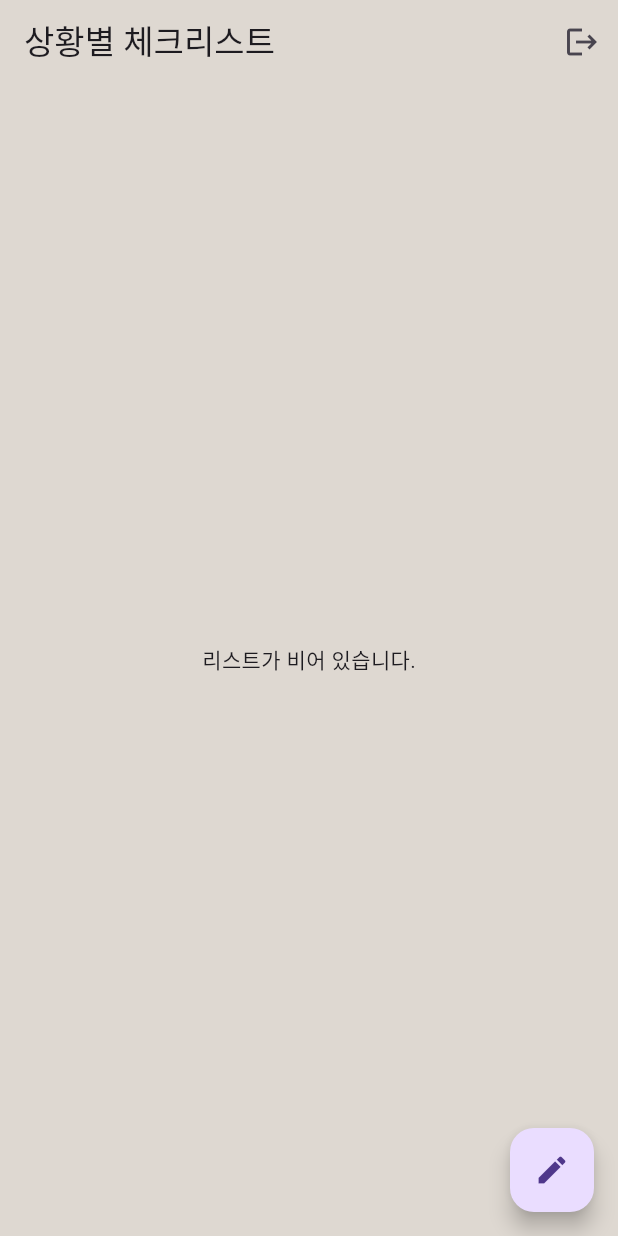
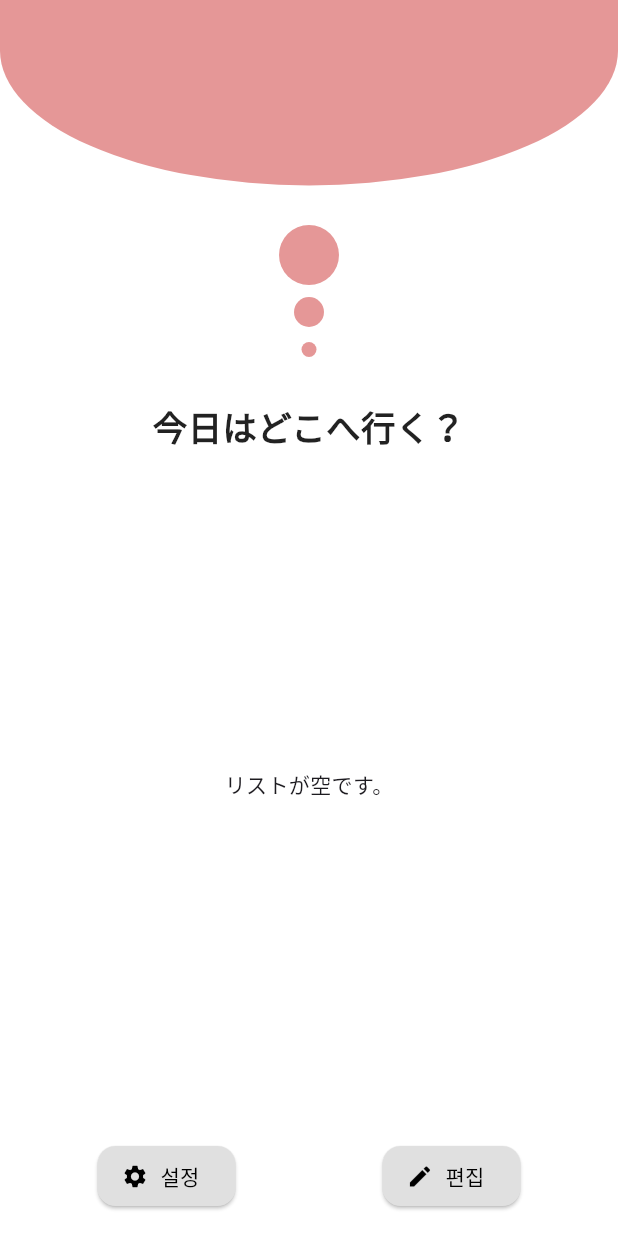
Before and after one commit to hwacho9/wasurenai, a Flutter app: the HomeView screen opened directly, on a phone screen of 412 x 824 dp. Run offline on Flutter 3.47's test engine with Material 3 defaults, Android fonts, the phone set to English and light mode, and no system bars; our stand-ins replace cloud_firestore, firebase_auth, firebase_core, flutter_card_swiper; accounts and stored records are empty.

Commit message:
style:home view

```diff
--- a/lib/data/colors.dart
+++ b/lib/data/app_colors.dart
@@ -4,6 +4,7 @@ class AppColors {
   static const primarySwatch = Colors.blue;
   static const scaffoldBackground = Color.fromARGB(255, 222, 216, 209);
   static const appBarBackground = Color.fromARGB(255, 222, 216, 209);
+  static const Color lightRed = Color.fromARGB(255, 229, 151, 151);
   static const cardBackground = Colors.white;
   static const cardShadow =
       Color.fromRGBO(0, 0, 0, 0.2); // Adjust opacity as needed
--- a/lib/main.dart
+++ b/lib/main.dart
@@ -1,12 +1,13 @@
 import 'package:firebase_core/firebase_core.dart';
 import 'package:flutter/material.dart';
 import 'package:provider/provider.dart';
-import 'package:wasurenai/data/colors.dart';
+import 'package:wasurenai/data/app_colors.dart';
 import 'package:wasurenai/firebase_options.dart';
 import 'package:wasurenai/provider/auth_provider.dart';
 import 'package:wasurenai/splash_view.dart';
 import 'package:wasurenai/viewmodels/edit_item_view_model.dart';
 import 'package:wasurenai/viewmodels/edit_situations_view_model.dart';
+import 'package:wasurenai/viewmodels/home_view_model.dart';
 import 'package:wasurenai/viewmodels/item_list_view_model.dart';
 import 'package:wasurenai/viewmodels/login_view_model.dart';
 import 'package:wasurenai/viewmodels/signup_view_model.dart';
@@ -27,6 +28,7 @@ class MyApp extends StatelessWidget {
         ChangeNotifierProvider(create: (_) => AuthProvider()),
         ChangeNotifierProvider(create: (_) => LoginViewModel()),
         ChangeNotifierProvider(create: (_) => SignupViewModel()),
+        ChangeNotifierProvider(create: (_) => HomeViewModel()),
         ChangeNotifierProvider(create: (_) => EditSituationsViewModel()),
         ChangeNotifierProvider(create: (_) => EditItemViewModel()),
         ChangeNotifierProvider(create: (_) => ItemListViewModel()),
--- a/lib/screens/home_view.dart
+++ b/lib/screens/home_view.dart
@@ -1,68 +1,93 @@
+import 'package:firebase_auth/firebase_auth.dart';
 import 'package:flutter/material.dart';
 import 'package:provider/provider.dart';
-import 'package:cloud_firestore/cloud_firestore.dart';
-import 'package:firebase_auth/firebase_auth.dart';
-import 'package:wasurenai/screens/edit_situations_view.dart';
-import 'package:wasurenai/screens/item_list_screen.dart';
+import 'package:wasurenai/data/app_colors.dart';
 import '../../models/situation.dart';
+import '../../viewmodels/home_view_model.dart';
+import 'edit_situations_view.dart';
+import 'item_list_screen.dart';
 import '../../widgets/custom_list_tile.dart';
 
 class HomeView extends StatelessWidget {
   @override
   Widget build(BuildContext context) {
     final user = FirebaseAuth.instance.currentUser;
-    String? uid = user?.uid;
+
+    final viewModel = Provider.of<HomeViewModel>(context);
 
     if (user == null) {
-      return Center(child: Text('로그인되어 있지 않습니다.'));
+      return const Center(child: Text('로그인되어 있지 않습니다.'));
     }
 
     return Scaffold(
-      appBar: AppBar(
-        automaticallyImplyLeading: false,
-        title: Text('상황별 체크리스트'),
-        actions: [
-          IconButton(
-            icon: Icon(Icons.logout),
-            onPressed: () async {
-              await FirebaseAuth.instance.signOut();
-              Navigator.pushReplacementNamed(context, '/splash');
-            },
+      backgroundColor: Colors.white,
+      body: Stack(
+        children: [
+          // 상단 배경
+          Container(
+            height: MediaQuery.of(context).size.height * 0.15,
+            decoration: BoxDecoration(
+              color: AppColors.lightRed,
+              borderRadius: BorderRadius.vertical(
+                bottom:
+                    Radius.elliptical(MediaQuery.of(context).size.width, 180),
+              ),
+            ),
+          ),
+          Column(
+            children: [
+              const SizedBox(height: 150), // 상태바 높이 조정
+              // 상단 텍스트와 장식
+              const Column(
+                children: [
+                  CircleAvatar(
+                    radius: 20,
+                    backgroundColor: AppColors.lightRed,
+                  ),
+                  SizedBox(height: 8),
+                  CircleAvatar(
+                    radius: 10,
+                    backgroundColor: AppColors.lightRed,
+                  ),
+                  SizedBox(height: 10),
+                  CircleAvatar(
+                    radius: 5,
+                    backgroundColor: AppColors.lightRed,
+                  ),
+                  SizedBox(height: 30),
+                  Text(
+                    '今日はどこへ行く？',
+                    style: TextStyle(
+                      fontSize: 23,
+                      fontWeight: FontWeight.bold,
+                      color: Colors.black87,
+                    ),
                   ),
                 ],
               ),
-      body: StreamBuilder<QuerySnapshot>(
-        stream: FirebaseFirestore.instance
-            .collection('Users')
-            .doc(user.uid)
-            .collection('situations')
-            .snapshots(),
+              // 리스트뷰
+              Expanded(
+                child: StreamBuilder<List<Situation>>(
+                  stream: viewModel.fetchSituations(user.uid),
                   builder: (context, snapshot) {
                     if (snapshot.connectionState == ConnectionState.waiting) {
-            return Center(child: CircularProgressIndicator());
+                      return const Center(child: CircularProgressIndicator());
                     }
-          if (!snapshot.hasData || snapshot.data!.docs.isEmpty) {
-            return Center(child: Text('리스트가 비어 있습니다.'));
+                    if (!snapshot.hasData || snapshot.data!.isEmpty) {
+                      return const Center(child: Text('リストが空です。'));
                     }
 
-          final situations = snapshot.data!.docs.map((doc) {
-            final data = doc.data() as Map<String, dynamic>;
-            return Situation(
-              name: data['name'],
-              items: (data['items'] as List<dynamic>)
-                  .map((item) => Item(
-                        name: item['name'],
-                        location: item['location'],
-                      ))
-                  .toList(),
-            );
-          }).toList();
+                    final situations = snapshot.data!;
 
                     return ListView.builder(
                       itemCount: situations.length,
                       itemBuilder: (context, index) {
                         final situation = situations[index];
-              return CustomListTile(
+                        return Padding(
+                          padding: const EdgeInsets.symmetric(
+                              horizontal: 16.0, vertical: 8.0),
+                          child: CustomListTile(
+                            color: AppColors.scaffoldBackground,
                             title: situation.name,
                             subtitle: '',
                             showSwitch: false,
@@ -72,24 +97,62 @@ class HomeView extends StatelessWidget {
                                 MaterialPageRoute(
                                   builder: (context) => ItemListScreen(
                                     situation: situation,
-                        userId: uid!,
+                                    userId: user.uid,
                                   ),
+                                ),
+                              );
+                            },
                           ),
                         );
                       },
                     );
                   },
-          );
+                ),
+              ),
+              // 하단 버튼
+              Padding(
+                padding: const EdgeInsets.all(16.0),
+                child: Row(
+                  mainAxisAlignment: MainAxisAlignment.spaceAround,
+                  children: [
+                    ElevatedButton.icon(
+                      onPressed: () {
+                        // 설정 버튼 동작
                       },
+                      icon: const Icon(Icons.settings),
+                      label: const Text('설정'),
+                      style: ElevatedButton.styleFrom(
+                        backgroundColor: Colors.grey[300],
+                        foregroundColor: Colors.black,
+                        shape: RoundedRectangleBorder(
+                          borderRadius: BorderRadius.circular(12),
                         ),
-      floatingActionButton: FloatingActionButton(
+                      ),
+                    ),
+                    ElevatedButton.icon(
                       onPressed: () {
                         Navigator.push(
                           context,
-            MaterialPageRoute(builder: (context) => EditSituationsView()),
+                          MaterialPageRoute(
+                              builder: (context) => EditSituationsView()),
                         );
                       },
-        child: Icon(Icons.edit),
+                      icon: const Icon(Icons.edit),
+                      label: const Text('편집'),
+                      style: ElevatedButton.styleFrom(
+                        backgroundColor: Colors.grey[300],
+                        foregroundColor: Colors.black,
+                        shape: RoundedRectangleBorder(
+                          borderRadius: BorderRadius.circular(12),
+                        ),
+                      ),
+                    ),
+                  ],
+                ),
+              ),
+            ],
+          ),
+        ],
       ),
     );
   }
--- /dev/null
+++ b/lib/services/home_service.dart
@@ -0,0 +1,25 @@
+import 'package:cloud_firestore/cloud_firestore.dart';
+import '../models/situation.dart';
+
+class HomeService {
+  final FirebaseFirestore _firestore = FirebaseFirestore.instance;
+
+  Stream<List<Situation>> getSituations(String userId) {
+    return _firestore
+        .collection('Users')
+        .doc(userId)
+        .collection('situations')
+        .snapshots()
+        .map((snapshot) {
+      return snapshot.docs.map((doc) {
+        final data = doc.data();
+        return Situation(
+          name: data['name'],
+          items: (data['items'] as List<dynamic>)
+              .map((item) => Item.fromJson(item))
+              .toList(),
+        );
+      }).toList();
+    });
+  }
+}
--- a/lib/viewmodels/home_view_model.dart
+++ b/lib/viewmodels/home_view_model.dart
@@ -0,0 +1,17 @@
+import 'package:flutter/material.dart';
+import '../models/situation.dart';
+import '../services/home_service.dart';
+
+class HomeViewModel extends ChangeNotifier {
+  final HomeService _homeService = HomeService();
+
+  List<Situation> _situations = [];
+  List<Situation> get situations => _situations;
+
+  bool _isLoading = false;
+  bool get isLoading => _isLoading;
+
+  Stream<List<Situation>> fetchSituations(String userId) {
+    return _homeService.getSituations(userId);
+  }
+}
--- a/lib/widgets/custom_list_tile.dart
+++ b/lib/widgets/custom_list_tile.dart
@@ -8,6 +8,7 @@ class CustomListTile extends StatelessWidget {
   final VoidCallback onTap;
   final bool showSwitch;
   final Widget? trailing; // trailing 매개변수 추가
+  final Color? color;
 
   const CustomListTile({
     required this.title,
@@ -17,6 +18,7 @@ class CustomListTile extends StatelessWidget {
     required this.onTap,
     this.showSwitch = true,
     this.trailing, // 추가된 trailing
+    this.color,
     Key? key,
   }) : super(key: key);
 
@@ -26,7 +28,7 @@ class CustomListTile extends StatelessWidget {
       padding: const EdgeInsets.symmetric(horizontal: 16, vertical: 8),
       child: Container(
         decoration: BoxDecoration(
-          color: Colors.white,
+          color: color ?? Colors.white,
           borderRadius: BorderRadius.circular(10),
           boxShadow: [
             BoxShadow(
```
Lines whose indentation alone changed are shown as unchanged.
